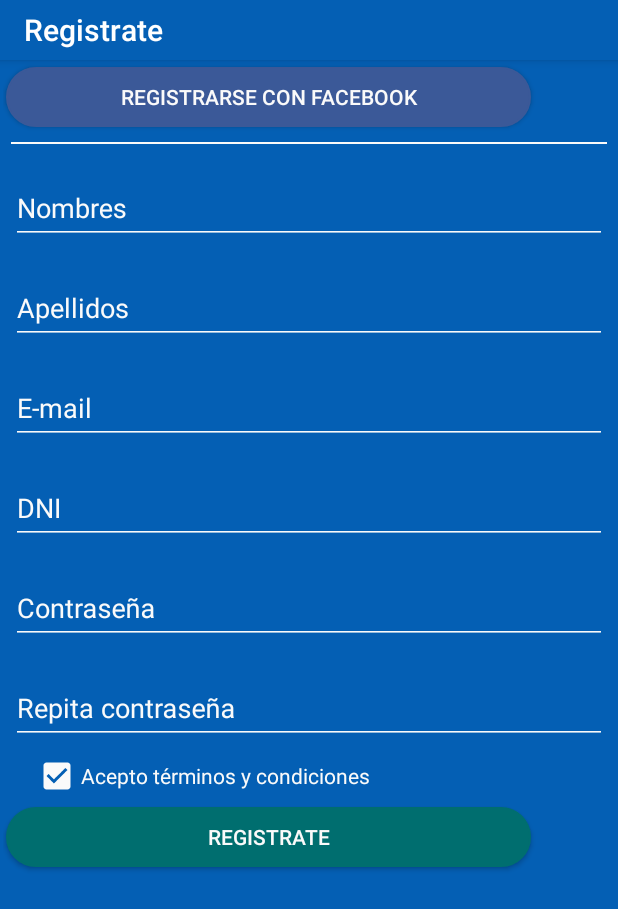
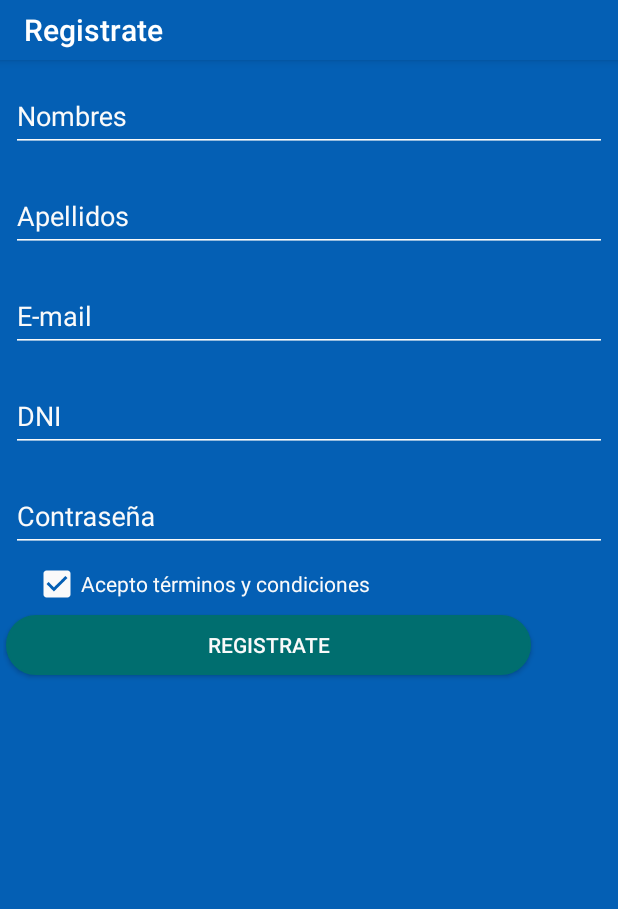
Before and after one commit to jpjordan10/CupOferta, an Android app: the SignUpActivity screen opened directly, with no data from a screen before it, on a phone screen of 412 x 824 dp. Shown: the top 909 px of the screen. Run offline under Robolectric (Android 15) with nearby library versions, the phone set to English and light mode, and no system bars.

Commit message:
Try to list coupons with retrofit using fragment

```diff
--- a/app/build.gradle
+++ b/app/build.gradle
@@ -35,6 +35,8 @@ dependencies {
 
     // Dependencies for local unit tests
     testCompile "junit:junit:$rootProject.ext.junitVersion"
+    compile 'com.squareup.retrofit2:retrofit:2.3.0'
+    compile 'com.squareup.retrofit2:converter-gson:2.3.0'
     compile 'com.android.support.constraint:constraint-layout:1.0.2'
     compile 'com.android.support:support-v4:25.3.1'
 }
--- a/app/src/main/AndroidManifest.xml
+++ b/app/src/main/AndroidManifest.xml
@@ -1,6 +1,8 @@
 <?xml version="1.0" encoding="utf-8"?>
 <manifest xmlns:android="http://schemas.android.com/apk/res/android"
     package="com.mighty.cupoferta">
+
+    <uses-permission android:name="android.permission.INTERNET" />
 
     <application
         android:allowBackup="true"
@@ -24,6 +26,7 @@
                 android:name="android.support.PARENT_ACTIVITY"
                 android:value=".MainActivity" />
         </activity>
+        <activity android:name=".Test"></activity>
     </application>
 
 </manifest>
--- a/app/src/main/java/com/mighty/cupoferta/SignUpActivity.java
+++ b/app/src/main/java/com/mighty/cupoferta/SignUpActivity.java
@@ -1,7 +1,11 @@
 package com.mighty.cupoferta;
 
+import android.content.Intent;
 import android.support.v7.app.AppCompatActivity;
 import android.os.Bundle;
+import android.view.View;
+import android.widget.Button;
+import android.widget.EditText;
 
 public class SignUpActivity extends AppCompatActivity {
 
@@ -10,5 +14,31 @@ public class SignUpActivity extends AppCompatActivity {
         super.onCreate(savedInstanceState);
         setContentView(R.layout.activity_sign_up);
         setTitle(R.string.registrate);
+
+        final EditText nombres = (EditText) findViewById(R.id.input_nombre);
+        final EditText apellidos = (EditText) findViewById(R.id.input_apellido);
+        final EditText dni = (EditText) findViewById(R.id.input_dni);
+        final EditText email = (EditText) findViewById(R.id.input_email);
+        final EditText password = (EditText) findViewById(R.id.input_contrasenia);
+
+        Button createUserButton = (Button) findViewById(R.id.btnRegistrate);
+        createUserButton.setOnClickListener(new View.OnClickListener() {
+            @Override
+            public void onClick(View v) {
+
+            }
+
+        });
     }
 }
+/*
+* User user = new User(
+                    nombres.getText().toString(),
+                    apellidos.getText().toString(),
+                    Integer.parseInt(dni.getText().toString()),
+                    email.getText().toString(),
+                    password.getText().toString()
+            );
+            sendNetworkRequest(user);
+*
+* */
--- a/app/src/main/res/layout/activity_sign_up.xml
+++ b/app/src/main/res/layout/activity_sign_up.xml
@@ -11,23 +11,6 @@
     android:paddingRight="2dp"
     tools:context=".SignUpActivity">
 
-    <Button
-        android:id="@+id/btnIngresarFB"
-        android:layout_width="wrap_content"
-        android:layout_height="wrap_content"
-        android:background="@drawable/facebook_bg_bordered_button"
-        android:text="@string/registrarFB"
-        android:textColor="@color/border" />
-
-    <View
-        android:layout_width="fill_parent"
-        android:layout_height="1dp"
-        android:layout_marginBottom="5dp"
-        android:layout_marginLeft="5dp"
-        android:layout_marginRight="5dp"
-        android:layout_marginTop="5dp"
-        android:background="@color/border" />
-
     <android.support.design.widget.TextInputLayout
         android:id="@+id/nombres_text_input_layout"
         android:layout_width="match_parent"
@@ -39,7 +22,7 @@
         android:textColorHint="@color/border">
 
         <EditText
-            android:id="@+id/etNombres"
+            android:id="@+id/input_nombre"
             android:layout_width="wrap_content"
             android:layout_height="wrap_content"
             android:layout_centerHorizontal="true"
@@ -61,7 +44,7 @@
         android:textColorHint="@color/border">
 
         <EditText
-            android:id="@+id/etApellidos"
+            android:id="@+id/input_apellido"
             android:layout_width="wrap_content"
             android:layout_height="wrap_content"
             android:layout_centerHorizontal="true"
@@ -83,7 +66,7 @@
         android:textColorHint="@color/border">
 
         <EditText
-            android:id="@+id/etEmail"
+            android:id="@+id/input_email"
             android:layout_width="wrap_content"
             android:layout_height="wrap_content"
             android:layout_centerHorizontal="true"
@@ -106,7 +89,7 @@
         android:textColorHint="@color/border">
 
         <EditText
-            android:id="@+id/etDni"
+            android:id="@+id/input_dni"
             android:layout_width="wrap_content"
             android:layout_height="wrap_content"
             android:layout_centerHorizontal="true"
@@ -129,7 +112,7 @@
         android:textColorHint="@color/border">
 
         <EditText
-            android:id="@+id/etContrasenia"
+            android:id="@+id/input_contrasenia"
             android:layout_width="wrap_content"
             android:layout_height="wrap_content"
             android:layout_centerHorizontal="true"
@@ -137,29 +120,6 @@
             android:backgroundTint="@color/border"
             android:ems="20"
             android:hint="@string/contrasenia"
-            android:inputType="textPassword"
-            android:textColor="@color/border" />
-    </android.support.design.widget.TextInputLayout>
-
-    <android.support.design.widget.TextInputLayout
-        android:id="@+id/contrasenia2_text_input_layout"
-        android:layout_width="match_parent"
-        android:layout_height="wrap_content"
-        android:layout_marginBottom="5dp"
-        android:layout_marginLeft="5dp"
-        android:layout_marginRight="5dp"
-        android:layout_marginTop="5dp"
-        android:textColorHint="@color/border">
-
-        <EditText
-            android:id="@+id/etContrasenia2"
-            android:layout_width="wrap_content"
-            android:layout_height="wrap_content"
-            android:layout_centerHorizontal="true"
-            android:layout_centerVertical="true"
-            android:backgroundTint="@color/border"
-            android:ems="20"
-            android:hint="@string/contrasenia2"
             android:inputType="textPassword"
             android:textColor="@color/border" />
     </android.support.design.widget.TextInputLayout>
--- a/app/src/main/res/layout/fragment_inicio.xml
+++ b/app/src/main/res/layout/fragment_inicio.xml
@@ -4,9 +4,9 @@
     android:layout_height="match_parent"
     tools:context="com.mighty.cupoferta.ui.fragments.InicioFragment">
 
-    <TextView
+    <android.support.v7.widget.RecyclerView
+        android:id="@+id/card_recycler_view"
         android:layout_width="match_parent"
         android:layout_height="match_parent"
-        android:text="Inicio" />
-
+        android:scrollbars="vertical" />
 </FrameLayout>
```
Also changed, not shown: app/src/main/java/com/mighty/cupoferta/Cupon.java (added, +75 -0 lines), app/src/main/java/com/mighty/cupoferta/CuponAdapter.java (added, +50 -0 lines), app/src/main/java/com/mighty/cupoferta/JSONResponse.java (added, +13 -0 lines), app/src/main/java/com/mighty/cupoferta/RequestInterface.java (added, +15 -0 lines), app/src/main/java/com/mighty/cupoferta/ui/fragments/InicioFragment.java (+51 -33 lines), app/src/main/res/layout/card_row.xml (added, +38 -0 lines), 1 other file.
